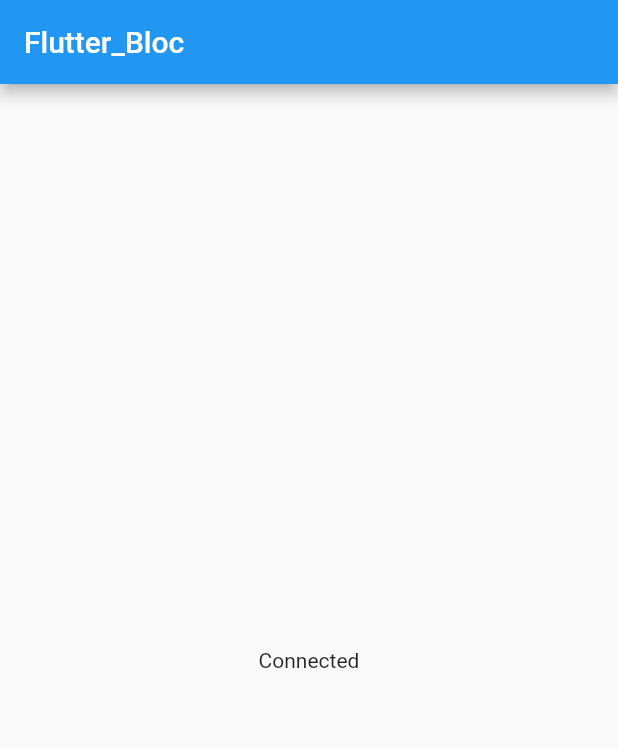
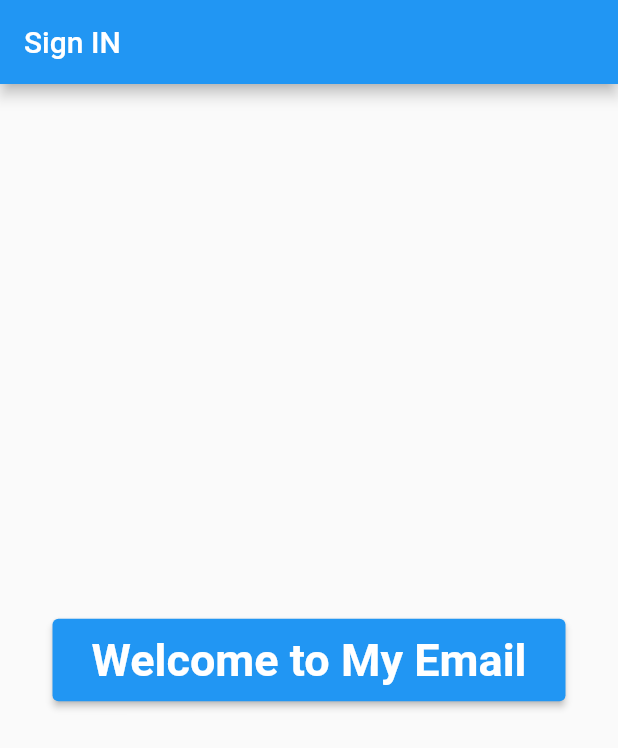
Before and after one commit to shaurya019/Flutter-Bloc-Project, a Flutter app: the screen it shows after launch, on a phone screen of 412 x 824 dp. Shown: the top 748 px of the screen. Run offline on Flutter 3.47's test engine with Material 2 defaults, Android fonts, the phone set to English and light mode, and no system bars; our stand-ins replace connectivity_plus, email_validator, flutter_bloc.

Commit message:
Validation Bloc builder

```diff
--- a/lib/blocs/internet_bloc.dart
+++ b/lib/blocs/connection/internet_bloc.dart
@@ -1,5 +1,4 @@
 import 'dart:async';
-
 import 'package:flutter_bloc/flutter_bloc.dart';
 import 'package:connectivity_plus/connectivity_plus.dart';
 import 'internet_event.dart';
--- /dev/null
+++ b/lib/blocs/validation/signin_bloc.dart
@@ -0,0 +1,26 @@
+import 'dart:async';
+import 'package:email_validator/email_validator.dart';
+import 'package:flutter_bloc/flutter_bloc.dart';
+import 'package:bloc_flutter/blocs/validation/signin_event.dart';
+import 'package:bloc_flutter/blocs/validation/signin_state.dart';
+
+class SignIn_bloc  extends  Bloc<SignInEvent,SignInState>{
+
+  SignIn_bloc() : super(SignInInitialState()) {
+    on<SignInTextChangedEvent>((event, emit) {
+      if (EmailValidator.validate(event.emailValue) == false) {
+        emit(SignInErrorState("Please enter a valid email addrrss"));
+      } else if (event.passwordValue.length < 8) {
+        emit(SignInErrorState("Please enter a valid Password"));
+      }else{
+        emit(SignInValidState());
+      }
+    });
+
+    on<SignInSubmittedEvent>((event, emit) {
+      emit(SignInLoadingState());
+    });
+
+
+  }
+}
--- /dev/null
+++ b/lib/blocs/validation/signin_event.dart
@@ -0,0 +1,13 @@
+abstract class SignInEvent {}
+
+class  SignInTextChangedEvent  extends SignInEvent{
+late final String emailValue;
+late final String passwordValue;
+SignInTextChangedEvent(this.emailValue,this.passwordValue);
+}
+
+class  SignInSubmittedEvent  extends SignInEvent{
+  late final String email;
+  late final String password;
+  SignInSubmittedEvent(this.email,this.password);
+}
--- /dev/null
+++ b/lib/blocs/validation/signin_state.dart
@@ -0,0 +1,12 @@
+abstract class SignInState {}
+
+class SignInInitialState extends SignInState{}
+
+class SignInValidState extends SignInState{}
+
+class SignInErrorState extends SignInState{
+  final String errorMessage;
+  SignInErrorState(this.errorMessage);
+}
+
+class SignInLoadingState extends SignInState{}
--- a/lib/Home_screen.dart
+++ b/lib/connection.dart
@@ -1,5 +1,5 @@
-import 'package:bloc_flutter/blocs/internet_bloc.dart';
-import 'package:bloc_flutter/blocs/internet_state.dart';
+import 'package:bloc_flutter/blocs/connection/internet_bloc.dart';
+import 'package:bloc_flutter/blocs/connection/internet_state.dart';
 import 'package:flutter/material.dart';
 import 'package:flutter_bloc/flutter_bloc.dart';
 
--- a/lib/main.dart
+++ b/lib/main.dart
@@ -1,7 +1,9 @@
+import 'package:bloc_flutter/splash.dart';
+import 'package:bloc_flutter/validation.dart';
 import 'package:flutter/material.dart';
-import 'package:bloc_flutter/Home_screen.dart';
+import 'package:bloc_flutter/connection.dart';
 import 'package:flutter_bloc/flutter_bloc.dart';
-import 'blocs/internet_bloc.dart';
+import 'blocs/connection/internet_bloc.dart';
 void main() {
   runApp(const MyApp());
 }
@@ -16,7 +18,7 @@ class MyApp extends StatelessWidget {
       create: (context) => InternetBloc(),
       child: MaterialApp(
        debugShowCheckedModeBanner: false,
-        home: Home_screen(),
+        home: Splash_Screen(),
       ),
     );
   }
--- /dev/null
+++ b/lib/splash.dart
@@ -0,0 +1,42 @@
+import 'package:bloc_flutter/validation.dart';
+import 'package:flutter/material.dart';
+import 'package:flutter_bloc/flutter_bloc.dart';
+
+import 'blocs/validation/signin_bloc.dart';
+
+class Splash_Screen extends StatefulWidget {
+  const Splash_Screen({Key? key}) : super(key: key);
+
+  @override
+  State<Splash_Screen> createState() => _Splash_ScreenState();
+}
+
+class _Splash_ScreenState extends State<Splash_Screen> {
+  @override
+  Widget build(BuildContext context) {
+    return Scaffold(
+        appBar: AppBar(
+        title: Text("Sign IN"),
+    ),
+    body:Center(
+       child: ElevatedButton(
+         onPressed: () {
+          Navigator.push(context, MaterialPageRoute(
+              builder: (context) => BlocProvider(
+                  create: (context) => SignIn_bloc(),
+                child: Validation_screen(),
+              )
+
+          ));
+         },
+         child: Padding(
+    padding: EdgeInsets.all(10.0),
+    child: Text('Welcome to My Email',
+      style: TextStyle(fontSize: 30,fontWeight: FontWeight.bold),),
+         ),
+    )
+    ),
+
+    );
+  }
+}
--- a/pubspec.yaml
+++ b/pubspec.yaml
@@ -38,6 +38,7 @@ dependencies:
   cupertino_icons: ^1.0.2
   flutter_bloc: ^8.1.2
   connectivity_plus: ^3.0.3
+  email_validator: ^2.1.17
 
 dev_dependencies:
   flutter_test:
```
Also changed, not shown: lib/validation.dart (added, +94 -0 lines), lib/blocs/connection/internet_event.dart (renamed from lib/blocs/internet_event.dart), lib/blocs/connection/internet_state.dart (renamed from lib/blocs/internet_state.dart), pubspec.lock.
